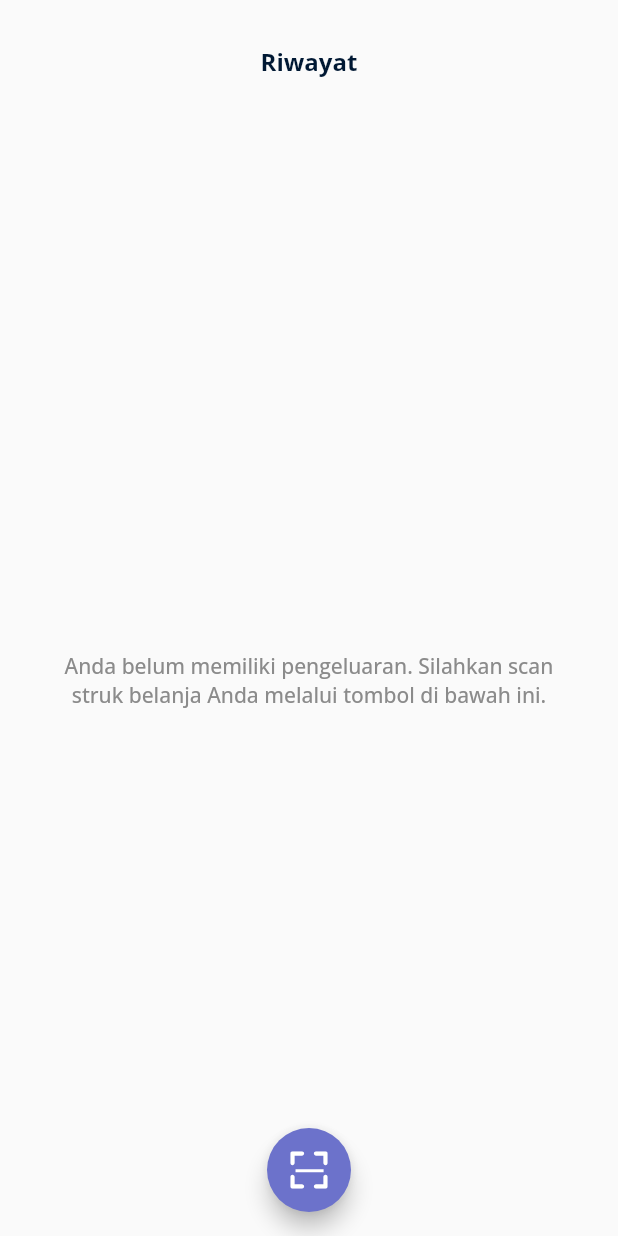
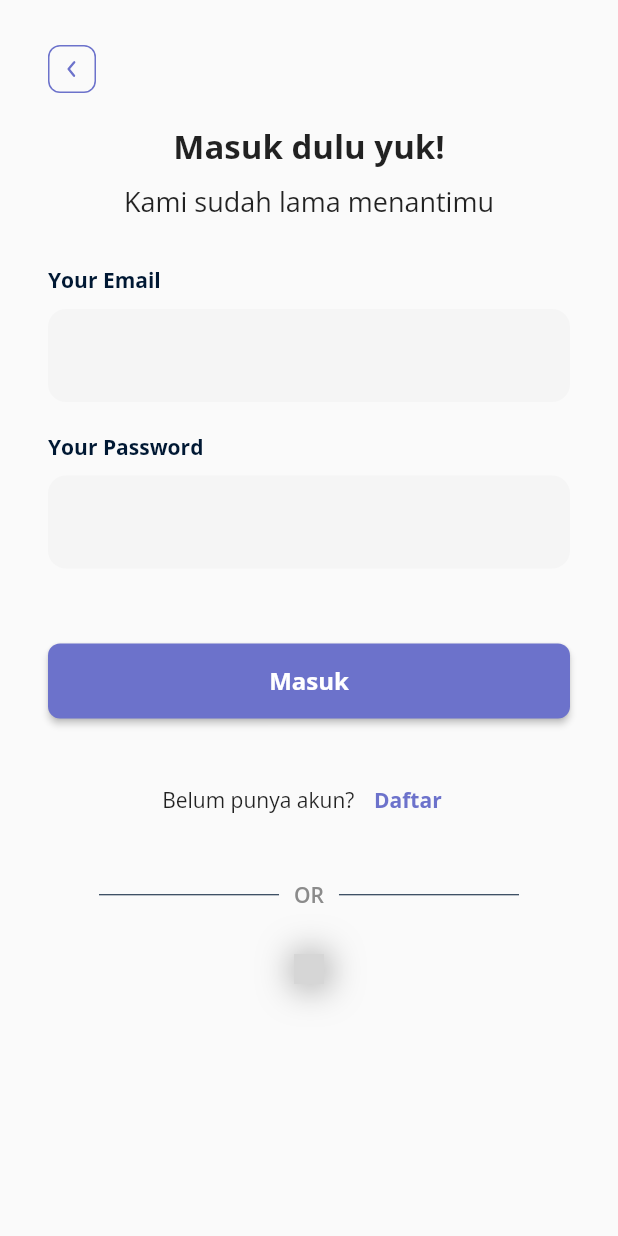
Before and after one commit to pawangdev/pawang-mobile, a Flutter app: the screen it shows after launch, after a tap on "Masuk", on a phone screen of 412 x 824 dp. Run offline on Flutter 3.47's test engine with Material 2 defaults, Android fonts, the phone set to English and light mode, and no system bars; our stand-ins replace flutter_svg, image_picker, sqflite; missing offline and left inert: google_ml_kit; accounts and stored records are empty; project files that could hold a hidden picture were left out; grey boxes are pictures that could not be loaded.

Commit message:
Halaman Daftar

```diff
--- a/lib/config/theme_constants.dart
+++ b/lib/config/theme_constants.dart
@@ -3,6 +3,7 @@ import 'package:flutter/material.dart';
 // Colors
 const Color kWhite = Color(0xFFF0F0F0);
 const Color kPurple = Color(0xFF6C72CB);
+const Color kPurple2 = Color(0xFF9B51E0);
 const Color kBlack = Color(0xFF001833);
 const Color kWarning = Color(0xFFFAD202);
 const Color kSuccess = Color(0xFF64BC26);
--- a/lib/main.dart
+++ b/lib/main.dart
@@ -3,7 +3,9 @@ import 'package:flutter/services.dart';
 import 'package:pawang_mobile/views/connection_screen.dart';
 import 'package:pawang_mobile/views/detail_image_struk_screen.dart';
 import 'package:pawang_mobile/views/landing_screen.dart';
+import 'package:pawang_mobile/views/login_screen.dart';
 import 'package:pawang_mobile/views/detail_pengeluaran_screen.dart';
+import 'package:pawang_mobile/views/register_screen.dart';
 import 'package:pawang_mobile/views/riwayat_screen.dart';
 import 'package:pawang_mobile/views/scan_struk_screen.dart';
 import 'package:pawang_mobile/views/validasi_scan_screen.dart';
@@ -31,6 +33,8 @@ class MyApp extends StatelessWidget {
       initialRoute: '/',
       routes: {
         '/': (context) => const LandingScreen(),
+        '/login': (context) => LoginScreen(),
+        '/register': (context) => RegisterScreen(),
         '/riwayat': (context) => RiwayatScreen(),
         '/scan-struk': (context) => const ScanStruk(),
         '/validasi-scan': (context) => const ValidasiScanScreen(),
--- a/lib/views/landing_screen.dart
+++ b/lib/views/landing_screen.dart
@@ -1,6 +1,7 @@
 import 'package:flutter/material.dart';
 import 'package:pawang_mobile/config/theme_constants.dart';
-import 'package:pawang_mobile/views/riwayat_screen.dart';
+import 'package:pawang_mobile/views/login_screen.dart';
+import 'package:pawang_mobile/views/register_screen.dart';
 
 class LandingScreen extends StatelessWidget {
   static const String routeName = '/';
@@ -19,7 +20,7 @@ class LandingScreen extends StatelessWidget {
           children: [
             Container(
               width: double.infinity,
-              height: bodyHeight * 0.70,
+              height: bodyHeight * 0.65,
               decoration: BoxDecoration(
                   color: kPurple,
                   borderRadius: BorderRadius.only(
@@ -67,20 +68,26 @@ class LandingScreen extends StatelessWidget {
                     height: 30,
                   ),
                   SizedBox(
-                    width: 116,
-                    height: 40,
-                    child: ElevatedButton(
+                    width: 200,
+                    height: 100,
+                    child: Container(
+                      child: Row(
+                        children: [
+                          ElevatedButton(
                             onPressed: () {
-                        Navigator.pushNamed(context, RiwayatScreen.routeName);
+                              Navigator.pushNamed(
+                                  context, LoginScreen.routeName);
                             },
                             child: Text(
                               "Masuk",
-                        style:
-                            kOpenSans.copyWith(fontSize: 16, fontWeight: bold),
+                              style: kOpenSans.copyWith(
+                                  fontSize: 16, fontWeight: bold),
                             ),
                             style: ButtonStyle(
-                        fixedSize: MaterialStateProperty.all(Size(116, 40)),
-                        backgroundColor: MaterialStateProperty.all(kPurple),
+                              fixedSize:
+                                  MaterialStateProperty.all(Size(100, 50)),
+                              backgroundColor:
+                                  MaterialStateProperty.all(kPurple),
                               shape: MaterialStateProperty.all(
                                 RoundedRectangleBorder(
                                   borderRadius: BorderRadius.circular(8),
@@ -88,10 +95,35 @@ class LandingScreen extends StatelessWidget {
                               ),
                             ),
                           ),
+                          ElevatedButton(
+                            onPressed: () {
+                              Navigator.pushNamed(
+                                  context, RegisterScreen.routeName);
+                            },
+                            child: Text(
+                              "Daftar",
+                              style: kOpenSans.copyWith(
+                                  fontSize: 16, fontWeight: bold),
+                            ),
+                            style: ButtonStyle(
+                              fixedSize:
+                                  MaterialStateProperty.all(Size(100, 50)),
+                              backgroundColor:
+                                  MaterialStateProperty.all(kPurple2),
+                              shape: MaterialStateProperty.all(
+                                RoundedRectangleBorder(
+                                  borderRadius: BorderRadius.circular(8),
+                                ),
+                              ),
+                            ),
+                          ),
+                        ],
+                      ),
+                    ),
                   )
                 ],
               ),
-            )
+            ),
           ],
         ),
       ),
--- /dev/null
+++ b/lib/views/login_screen.dart
@@ -0,0 +1,183 @@
+import 'package:flutter/material.dart';
+import 'package:pawang_mobile/config/theme_constants.dart';
+import 'package:pawang_mobile/views/register_screen.dart';
+import 'package:pawang_mobile/widgets/InputField.dart';
+import 'package:flutter_svg/flutter_svg.dart';
+import 'package:pawang_mobile/views/landing_screen.dart';
+
+class LoginScreen extends StatefulWidget {
+  static const String routeName = '/login';
+  LoginScreen({Key? key}) : super(key: key);
+
+  @override
+  State<LoginScreen> createState() => _LoginScreenState();
+}
+
+class _LoginScreenState extends State<LoginScreen> {
+  final TextEditingController Email = TextEditingController();
+  final TextEditingController Password = TextEditingController();
+
+  @override
+  Widget build(BuildContext) {
+    return Scaffold(
+      body: SafeArea(
+        child: SingleChildScrollView(
+          child: Padding(
+            padding: const EdgeInsets.only(top: 30, left: 32, right: 32),
+            child: Center(
+              child: Column(
+                children: <Widget>[
+                  Row(
+                    crossAxisAlignment: CrossAxisAlignment.start,
+                    children: [
+                      InkWell(
+                        child: Container(
+                          width: 32,
+                          height: 32,
+                          padding: EdgeInsets.all(6),
+                          decoration: BoxDecoration(
+                            border: Border.all(color: kPurple),
+                            borderRadius: BorderRadius.circular(8),
+                          ),
+                          child: SvgPicture.asset(
+                            'assets/images/back_btn.svg',
+                            fit: BoxFit.cover,
+                          ),
+                        ),
+                        onTap: () {
+                          Navigator.pushNamed(context, LandingScreen.routeName);
+                        },
+                      ),
+                    ],
+                  ),
+                  SizedBox(
+                    height: 20,
+                  ),
+                  Text(
+                    "Masuk dulu yuk!",
+                    style: TextStyle(fontWeight: FontWeight.bold, fontSize: 22),
+                  ),
+                  SizedBox(height: 10),
+                  Text(
+                    "Kami sudah lama menantimu",
+                    style:
+                        TextStyle(fontWeight: FontWeight.normal, fontSize: 18),
+                  ),
+                  SizedBox(
+                    height: 30,
+                  ),
+                  Container(
+                    margin: EdgeInsets.only(bottom: 20),
+                    child: InputField(
+                      inputLabel: "Your Email",
+                      inputController: Email,
+                    ),
+                  ),
+                  Container(
+                    margin: EdgeInsets.only(bottom: 20),
+                    child: InputField(
+                      inputLabel: "Your Password",
+                      inputController: Password,
+                    ),
+                  ),
+                  SizedBox(
+                    height: 30,
+                  ),
+                  SizedBox(
+                    width: double.infinity,
+                    child: ElevatedButton(
+                      onPressed: () {},
+                      child: Text(
+                        "Masuk",
+                        style:
+                            kOpenSans.copyWith(fontSize: 16, fontWeight: bold),
+                      ),
+                      style: ButtonStyle(
+                        fixedSize: MaterialStateProperty.all(Size(100, 50)),
+                        backgroundColor: MaterialStateProperty.all(kPurple),
+                        shape: MaterialStateProperty.all(
+                          RoundedRectangleBorder(
+                            borderRadius: BorderRadius.circular(8),
+                          ),
+                        ),
+                      ),
+                    ),
+                  ),
+                  SizedBox(
+                    height: 30,
+                  ),
+                  Row(
+                    mainAxisAlignment: MainAxisAlignment.center,
+                    children: [
+                      Text("Belum punya akun? "),
+                      TextButton(
+                          child: Text('Daftar',
+                              style: kOpenSans.copyWith(
+                                  color: kPurple, fontWeight: bold)),
+                          onPressed: () {
+                            Navigator.pushNamed(
+                                context, RegisterScreen.routeName);
+                          }),
+                    ],
+                  ),
+                  SizedBox(
+                    height: 10,
+                  ),
+                  Container(
+                    margin: EdgeInsets.symmetric(vertical: 20),
+                    width: 280,
+                    child: Row(
+                      children: <Widget>[
+                        Expanded(
+                          child: Divider(
+                            color: kBlack,
+                            height: 1.5,
+                          ),
+                        ),
+                        Padding(
+                          padding: const EdgeInsets.symmetric(horizontal: 10),
+                          child: Text(
+                            "OR",
+                            style: TextStyle(
+                              color: kGray,
+                              fontWeight: FontWeight.w600,
+                            ),
+                          ),
+                        ),
+                        Expanded(
+                          child: Divider(
+                            color: kBlack,
+                            height: 1.5,
+                          ),
+                        )
+                      ],
+                    ),
+                  ),
+                  SizedBox(
+                    height: 10,
+                  ),
+                  Container(
+                    height: 20,
+                    width: 20,
+                    decoration: BoxDecoration(
+                        borderRadius: BorderRadius.circular(30),
+                        boxShadow: [
+                          BoxShadow(
+                              color: Colors.grey.shade600,
+                              blurRadius: 20,
+                              spreadRadius: 1,
+                              offset: Offset(1, 1))
+                        ]),
+                    child: SvgPicture.asset(
+                      'assets/images/google.svg',
+                    ),
+                  ),
+                ],
+              ),
+            ),
+          ),
+        ),
+      ),
+    );
+  }
+}
```
Also changed, not shown: lib/views/register_screen.dart (added, +138 -0 lines), assets/images/google.svg (added). Lines whose indentation alone changed are shown as unchanged.
